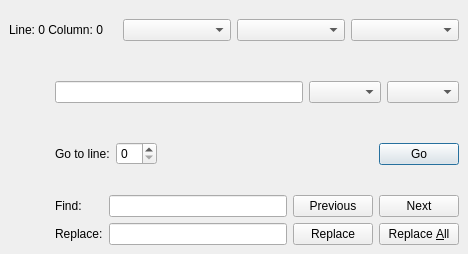
prymatex/prymatex, file resources/ui/editorstatus.ui: the form before one commit.
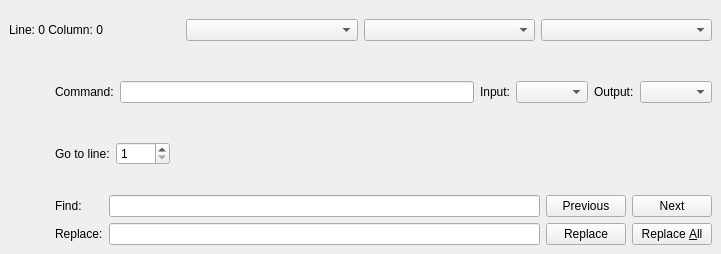
The form after the commit. Icons and pictures are not drawn.

Commit message: go to line

Patch:
```diff
--- a/resources/ui/editorstatus.ui
+++ b/resources/ui/editorstatus.ui
@@ -6,7 +6,7 @@
    <rect>
     <x>0</x>
     <y>0</y>
-    <width>468</width>
+    <width>721</width>
     <height>254</height>
    </rect>
   </property>
@@ -59,12 +59,33 @@
         </property>
        </widget>
       </item>
+      <item>
+       <widget class="QLabel" name="label">
+        <property name="text">
+         <string>Command:</string>
+        </property>
+       </widget>
+      </item>
       <item>
        <widget class="QLineEdit" name="lineEditCommand"/>
       </item>
+      <item>
+       <widget class="QLabel" name="label_2">
+        <property name="text">
+         <string>Input:</string>
+        </property>
+       </widget>
+      </item>
       <item>
        <widget class="QComboBox" name="comboBoxInput"/>
       </item>
+      <item>
+       <widget class="QLabel" name="label_3">
+        <property name="text">
+         <string>Output:</string>
+        </property>
+       </widget>
+      </item>
       <item>
        <widget class="QComboBox" name="comboBoxOutput"/>
       </item>
@@ -96,7 +117,14 @@
        </widget>
       </item>
       <item>
-       <widget class="QSpinBox" name="spinBoxGoToLine"/>
+       <widget class="QSpinBox" name="spinBoxGoToLine">
+        <property name="minimum">
+         <number>1</number>
+        </property>
+        <property name="maximum">
+         <number>1000</number>
+        </property>
+       </widget>
       </item>
       <item>
        <spacer name="spacerGoToLine">
@@ -111,23 +139,6 @@
         </property>
        </spacer>
       </item>
-      <item>
-       <widget class="QPushButton" name="pushButtonGoToLine">
-        <property name="text">
-         <string>Go</string>
-        </property>
-        <property name="icon">
-         <iconset resource="../resources.qrc">
-          <normaloff>:/icons/actions/go-jump.png</normaloff>:/icons/actions/go-jump.png</iconset>
-        </property>
-        <property name="autoDefault">
-         <bool>true</bool>
-        </property>
-        <property name="default">
-         <bool>true</bool>
-        </property>
-       </widget>
-      </item>
      </layout>
     </widget>
    </item>
```
The commit also changes 5 other files.
